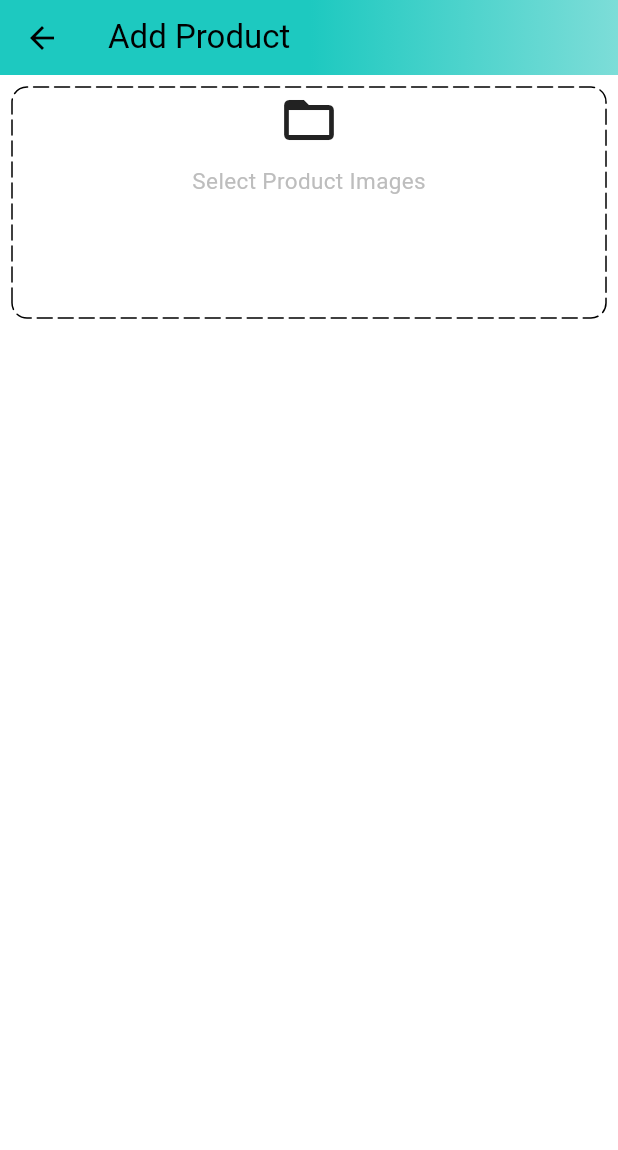
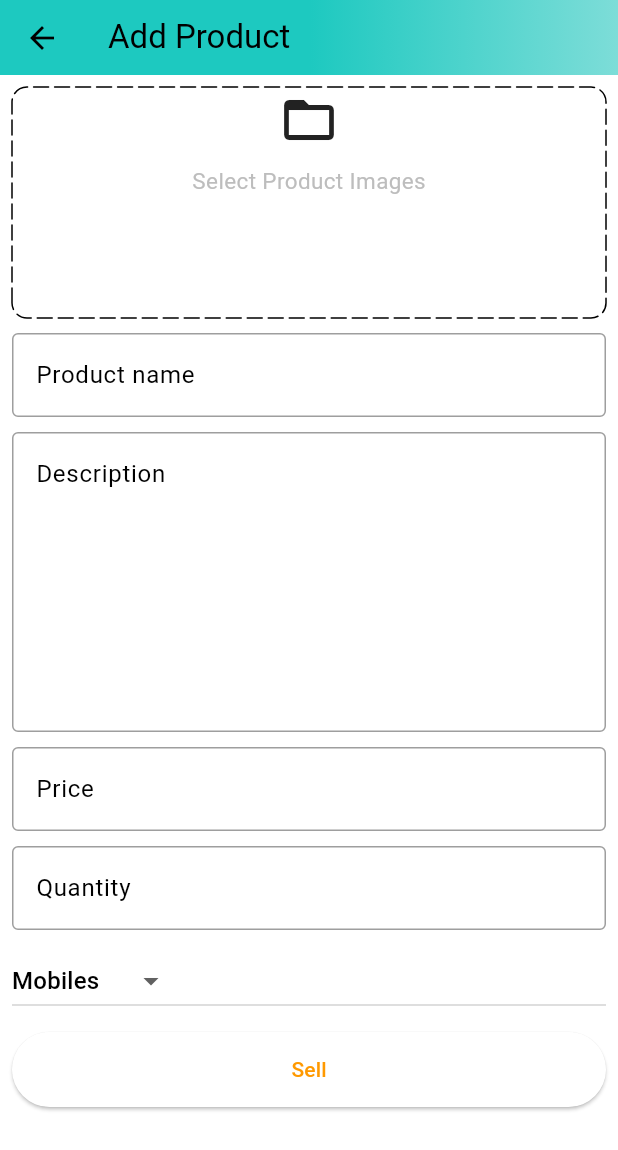
Before and after one commit to daraximi/amazon_clone, a Flutter app: the AddProductScreen screen opened by its route, on a phone screen of 412 x 824 dp. Shown: the top 1150 px of the screen. Run offline on Flutter 3.47's test engine with Material 3 defaults, Android fonts, the phone set to English and light mode, and no system bars; drawn by our look-alikes of dotted_border; our stand-ins replace badges, carousel_slider, file_picker, flutter_dotenv, shared_preferences; accounts and stored records are empty.

Commit message:
FInished add product screen(admin)

```diff
--- a/lib/common/widgets/custom_textfield.dart
+++ b/lib/common/widgets/custom_textfield.dart
@@ -3,11 +3,17 @@ import 'package:flutter/material.dart';
 class CustomTextField extends StatelessWidget {
   final TextEditingController controller;
   final String hintText;
-  const CustomTextField({super.key, required this.controller, required this.hintText});
+  final int maxLines;
+  const CustomTextField(
+      {super.key,
+      required this.controller,
+      required this.hintText,
+      this.maxLines = 1});
 
   @override
   Widget build(BuildContext context) {
     return TextFormField(
+        maxLines: maxLines,
         controller: controller,
         decoration: InputDecoration(
           hintText: hintText,
@@ -17,7 +23,7 @@ class CustomTextField extends StatelessWidget {
               OutlineInputBorder(borderSide: BorderSide(color: Colors.black38)),
         ),
         validator: (val) {
-          if(val == null || val.isEmpty){
+          if (val == null || val.isEmpty) {
             return 'Enter your $hintText';
           }
         });
--- a/lib/constants/utils.dart
+++ b/lib/constants/utils.dart
@@ -1,3 +1,6 @@
+import 'dart:io';
+
+import 'package:file_picker/file_picker.dart';
 import 'package:flutter/material.dart';
 
 void showSnackBar(BuildContext context, String text) {
@@ -7,3 +10,21 @@ void showSnackBar(BuildContext context, String text) {
     ),
   );
 }
+
+Future<List<File>> pickImages() async {
+  List<File> images = [];
+  try {
+    var files = await FilePicker.platform.pickFiles(
+      type: FileType.image,
+      allowMultiple: true,
+    );
+    if (files != null && files.files.isNotEmpty) {
+      for (var file in files.files) {
+        images.add(File(file.path!));
+      }
+    }
+  } catch (e) {
+    debugPrint(e.toString());
+  }
+  return images;
+}
--- a/lib/features/admin/screens/add_product_scree.dart
+++ /dev/null
@@ -1,68 +0,0 @@
-import 'package:amazon_clone/common/widgets/custom_spacer.dart';
-import 'package:amazon_clone/constants/global_variables.dart';
-import 'package:dotted_border/dotted_border.dart';
-import 'package:flutter/material.dart';
-
-class AddProductScreen extends StatefulWidget {
-  static const String routeName = '/add-product';
-  const AddProductScreen({super.key});
-
-  @override
-  State<AddProductScreen> createState() => _AddProductScreenState();
-}
-
-class _AddProductScreenState extends State<AddProductScreen> {
-  @override
-  Widget build(BuildContext context) {
-    return Scaffold(
-      appBar: PreferredSize(
-        preferredSize: const Size.fromHeight(50),
-        child: AppBar(
-            flexibleSpace: Container(
-              decoration:
-                  const BoxDecoration(gradient: GlobalVariables.appBarGradient),
-            ),
-            title: const Text(
-              'Add Product',
-              style: TextStyle(color: Colors.black),
-            )),
-      ),
-      body: SingleChildScrollView(
-        child: Form(
-          child: Padding(
-            padding: const EdgeInsets.all(8.0),
-            child: Column(
-              children: [
-                DottedBorder(
-                    borderType: BorderType.RRect,
-                    radius: const Radius.circular(10),
-                    dashPattern: const [10, 4],
-                    strokeCap: StrokeCap.round,
-                    child: Container(
-                      height: 150,
-                      width: double.infinity,
-                      decoration: BoxDecoration(
-                          borderRadius: BorderRadius.circular(10)),
-                      child: Column(
-                        children: [
-                          const Icon(
-                            Icons.folder_open,
-                            size: 40,
-                          ),
-                          const CustomSpacer(),
-                          Text(
-                            'Select Product Images',
-                            style: TextStyle(
-                                fontSize: 15, color: Colors.grey.shade400),
-                          )
-                        ],
-                      ),
-                    ))
-              ],
-            ),
-          ),
-        ),
-      ),
-    );
-  }
-}
--- /dev/null
+++ b/lib/features/admin/screens/add_product_screen.dart
@@ -0,0 +1,158 @@
+import 'dart:io';
+
+import 'package:amazon_clone/common/widgets/custom_button.dart';
+import 'package:amazon_clone/common/widgets/custom_spacer.dart';
+import 'package:amazon_clone/common/widgets/custom_textfield.dart';
+import 'package:amazon_clone/constants/global_variables.dart';
+import 'package:amazon_clone/constants/utils.dart';
+import 'package:amazon_clone/features/home/widgets/carousel_image.dart';
+import 'package:carousel_slider/carousel_slider.dart';
+import 'package:dotted_border/dotted_border.dart';
+import 'package:flutter/material.dart';
+
+class AddProductScreen extends StatefulWidget {
+  static const String routeName = '/add-product';
+  const AddProductScreen({super.key});
+
+  @override
+  State<AddProductScreen> createState() => _AddProductScreenState();
+}
+
+class _AddProductScreenState extends State<AddProductScreen> {
+  final TextEditingController productNameController = TextEditingController();
+  final TextEditingController descriptionController = TextEditingController();
+  final TextEditingController priceController = TextEditingController();
+  final TextEditingController quantityController = TextEditingController();
+
+  String category = 'Mobiles';
+  List<File> images = [];
+
+  @override
+  void dispose() {
+    // TODO: implement dispose
+    super.dispose();
+    productNameController.dispose();
+    descriptionController.dispose();
+    priceController.dispose();
+    quantityController.dispose();
+  }
+
+  List<String> productCategories = [
+    'Mobiles',
+    'Essentials',
+    'Appliances',
+    'Books',
+    'Fashion'
+  ];
+  void selectImages() async {
+    var result = await pickImages();
+    setState(() {
+      images = result;
+    });
+  }
+
+  @override
+  Widget build(BuildContext context) {
+    return Scaffold(
+      appBar: PreferredSize(
+        preferredSize: const Size.fromHeight(50),
+        child: AppBar(
+            flexibleSpace: Container(
+              decoration:
+                  const BoxDecoration(gradient: GlobalVariables.appBarGradient),
+            ),
+            title: const Text(
+              'Add Product',
+              style: TextStyle(color: Colors.black),
+            )),
+      ),
+      body: SingleChildScrollView(
+        child: Form(
+          child: Padding(
+            padding: const EdgeInsets.all(8.0),
+            child: Column(
+              children: [
+                images.isNotEmpty
+                    ? CarouselSlider(
+                        items: images.map((i) {
+                          return Builder(
+                              builder: (BuildContext context) => Image.file(i,
+                                  fit: BoxFit.cover, height: 200));
+                        }).toList(),
+                        options: CarouselOptions(
+                            autoPlay: true,
+                            autoPlayInterval: const Duration(seconds: 4),
+                            viewportFraction: 1,
+                            height: 200))
+                    : GestureDetector(
+                        onTap: () => selectImages(),
+                        child: DottedBorder(
+                            borderType: BorderType.RRect,
+                            radius: const Radius.circular(10),
+                            dashPattern: const [10, 4],
+                            strokeCap: StrokeCap.round,
+                            child: Container(
+                              height: 150,
+                              width: double.infinity,
+                              decoration: BoxDecoration(
+                                  borderRadius: BorderRadius.circular(10)),
+                              child: Column(
+                                children: [
+                                  const Icon(
+                                    Icons.folder_open,
+                                    size: 40,
+                                  ),
+                                  const CustomSpacer(),
+                                  Text(
+                                    'Select Product Images',
+                                    style: TextStyle(
+                                        fontSize: 15,
+                                        color: Colors.grey.shade400),
+                                  )
+                                ],
+                              ),
+                            )),
+                      ),
+                CustomSpacer(),
+                CustomTextField(
+                    controller: productNameController,
+                    hintText: "Product name"),
+                CustomSpacer(),
+                CustomTextField(
+                    maxLines: 7,
+                    controller: descriptionController,
+                    hintText: "Description"),
+                CustomSpacer(),
+                CustomTextField(controller: priceController, hintText: "Price"),
+                CustomSpacer(),
+                CustomTextField(
+                    controller: quantityController, hintText: "Quantity"),
+                CustomSpacer(),
+                SizedBox(
+                  width: double.infinity,
+                  child: DropdownButton(
+                    onChanged: (newValue) {
+                      setState(() {
+                        category = newValue!;
+                      });
+                    },
+                    value: category,
+                    icon: const Icon(Icons.arrow_drop_down),
+                    items: productCategories.map((String item) {
+                      return DropdownMenuItem(
+                        value: item,
+                        child: Text(item),
+                      );
+                    }).toList(),
+                  ),
+                ),
+                CustomSpacer(),
+                CustomButton(buttonText: 'Sell', onPressed: () {})
+              ],
+            ),
+          ),
+        ),
+      ),
+    );
+  }
+}
--- a/lib/features/admin/screens/posts_screen.dart
+++ b/lib/features/admin/screens/posts_screen.dart
@@ -1,4 +1,4 @@
-import 'package:amazon_clone/features/admin/screens/add_product_scree.dart';
+import 'package:amazon_clone/features/admin/screens/add_product_screen.dart';
 import 'package:flutter/material.dart';
 
 class PostsScreen extends StatefulWidget {
--- a/lib/router.dart
+++ b/lib/router.dart
@@ -1,5 +1,5 @@
 import 'package:amazon_clone/common/widgets/bottom_navbar.dart';
-import 'package:amazon_clone/features/admin/screens/add_product_scree.dart';
+import 'package:amazon_clone/features/admin/screens/add_product_screen.dart';
 import 'package:amazon_clone/features/auth/screens/auth_screen.dart';
 import 'package:amazon_clone/features/home/screens/home_screen.dart';
 import 'package:flutter/material.dart';
--- a/pubspec.yaml
+++ b/pubspec.yaml
@@ -41,6 +41,7 @@ dependencies:
     badges: ^3.1.2
     carousel_slider: ^4.2.1
     dotted_border: ^2.1.0
+    file_picker: ^6.1.1
 
 dev_dependencies:
     flutter_test:
```
Also changed, not shown: pubspec.lock, 2 other files.
